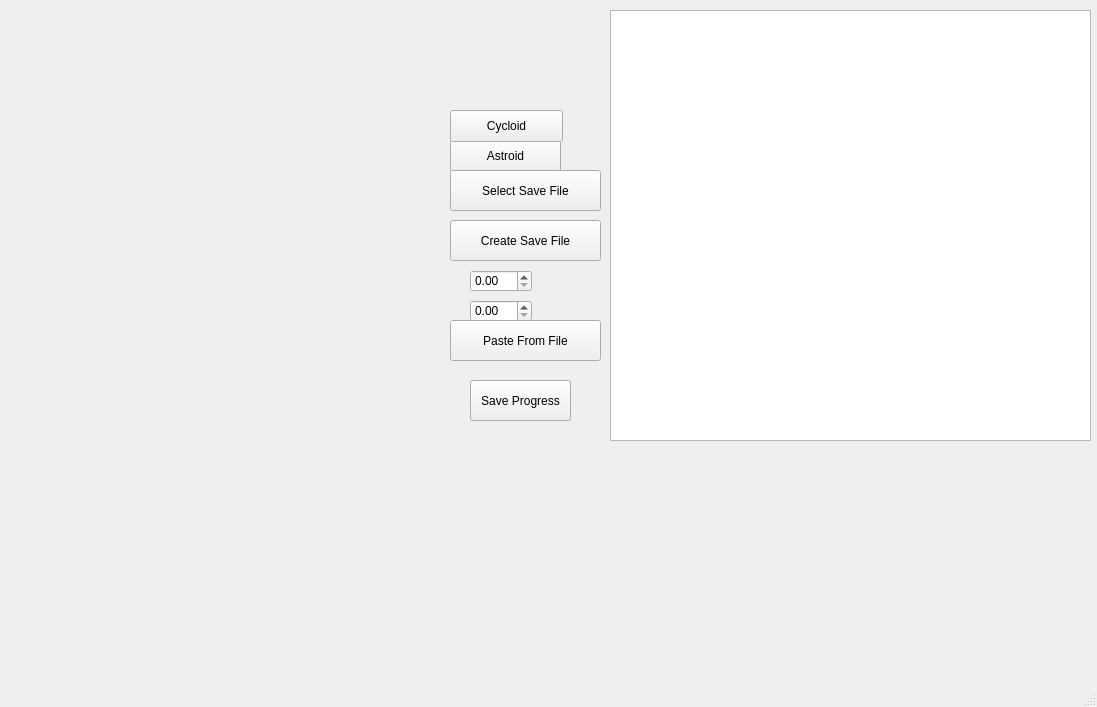
Above: mainwindow.ui from WSU-4110/Math_Scriptum before the change. Below: the same form after it.
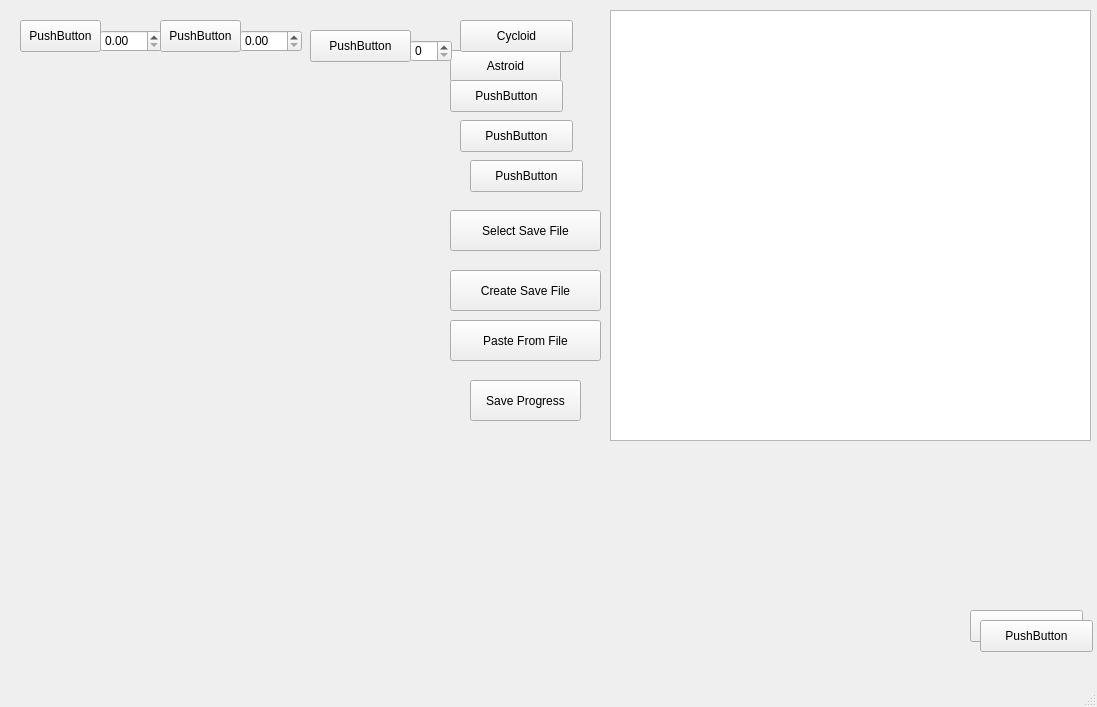
That is the form after the change. Custom widgets are drawn as their Qt base class.

```diff
--- a/mainwindow.ui
+++ b/mainwindow.ui
@@ -18,9 +18,9 @@
     <property name="geometry">
      <rect>
       <x>0</x>
-      <y>0</y>
+      <y>60</y>
       <width>451</width>
-      <height>651</height>
+      <height>591</height>
      </rect>
     </property>
    </widget>
@@ -28,7 +28,7 @@
     <property name="geometry">
      <rect>
       <x>450</x>
-      <y>140</y>
+      <y>50</y>
       <width>111</width>
       <height>32</height>
      </rect>
@@ -60,8 +60,8 @@
    <widget class="QPushButton" name="CycloidButton">
     <property name="geometry">
      <rect>
-      <x>450</x>
-      <y>110</y>
+      <x>460</x>
+      <y>20</y>
       <width>113</width>
       <height>32</height>
      </rect>
@@ -73,8 +73,8 @@
    <widget class="QDoubleSpinBox" name="spin_interval">
     <property name="geometry">
      <rect>
-      <x>470</x>
-      <y>300</y>
+      <x>240</x>
+      <y>30</y>
       <width>62</width>
       <height>22</height>
      </rect>
@@ -83,8 +83,8 @@
    <widget class="QDoubleSpinBox" name="scale_interval">
     <property name="geometry">
      <rect>
-      <x>470</x>
-      <y>270</y>
+      <x>100</x>
+      <y>30</y>
       <width>62</width>
       <height>22</height>
      </rect>
@@ -104,7 +104,7 @@
     <property name="geometry">
      <rect>
       <x>450</x>
-      <y>170</y>
+      <y>210</y>
       <width>151</width>
       <height>41</height>
      </rect>
@@ -117,7 +117,7 @@
     <property name="geometry">
      <rect>
       <x>450</x>
-      <y>220</y>
+      <y>270</y>
       <width>151</width>
       <height>41</height>
      </rect>
@@ -144,7 +144,7 @@
      <rect>
       <x>470</x>
       <y>380</y>
-      <width>101</width>
+      <width>111</width>
       <height>41</height>
      </rect>
     </property>
@@ -152,6 +152,120 @@
      <string>Save Progress</string>
     </property>
    </widget>
+   <widget class="QSpinBox" name="spinBox">
+    <property name="geometry">
+     <rect>
+      <x>410</x>
+      <y>40</y>
+      <width>42</width>
+      <height>22</height>
+     </rect>
+    </property>
+   </widget>
+   <widget class="QPushButton" name="pushButton">
+    <property name="geometry">
+     <rect>
+      <x>310</x>
+      <y>30</y>
+      <width>101</width>
+      <height>32</height>
+     </rect>
+    </property>
+    <property name="text">
+     <string>PushButton</string>
+    </property>
+   </widget>
+   <widget class="QPushButton" name="pushButton_2">
+    <property name="geometry">
+     <rect>
+      <x>160</x>
+      <y>20</y>
+      <width>81</width>
+      <height>32</height>
+     </rect>
+    </property>
+    <property name="text">
+     <string>PushButton</string>
+    </property>
+   </widget>
+   <widget class="QPushButton" name="pushButton_3">
+    <property name="geometry">
+     <rect>
+      <x>970</x>
+      <y>610</y>
+      <width>113</width>
+      <height>32</height>
+     </rect>
+    </property>
+    <property name="text">
+     <string>PushButton</string>
+    </property>
+   </widget>
+   <widget class="QPushButton" name="pushButton_4">
+    <property name="geometry">
+     <rect>
+      <x>980</x>
+      <y>620</y>
+      <width>113</width>
+      <height>32</height>
+     </rect>
+    </property>
+    <property name="text">
+     <string>PushButton</string>
+    </property>
+   </widget>
+   <widget class="QPushButton" name="pushButton_5">
+    <property name="geometry">
+     <rect>
+      <x>20</x>
+      <y>20</y>
+      <width>81</width>
+      <height>32</height>
+     </rect>
+    </property>
+    <property name="text">
+     <string>PushButton</string>
+    </property>
+   </widget>
+   <widget class="QPushButton" name="pushButton_6">
+    <property name="geometry">
+     <rect>
+      <x>450</x>
+      <y>80</y>
+      <width>113</width>
+      <height>32</height>
+     </rect>
+    </property>
+    <property name="text">
+     <string>PushButton</string>
+    </property>
+   </widget>
+   <widget class="QPushButton" name="pushButton_7">
+    <property name="geometry">
+     <rect>
+      <x>460</x>
+      <y>120</y>
+      <width>113</width>
+      <height>32</height>
+     </rect>
+    </property>
+    <property name="text">
+     <string>PushButton</string>
+    </property>
+   </widget>
+   <widget class="QPushButton" name="pushButton_8">
+    <property name="geometry">
+     <rect>
+      <x>470</x>
+      <y>160</y>
+      <width>113</width>
+      <height>32</height>
+     </rect>
+    </property>
+    <property name="text">
+     <string>PushButton</string>
+    </property>
+   </widget>
   </widget>
   <widget class="QMenuBar" name="menubar">
    <property name="geometry">
```
Left out of the diff: 2 changed lines with no effect on the pictures.
